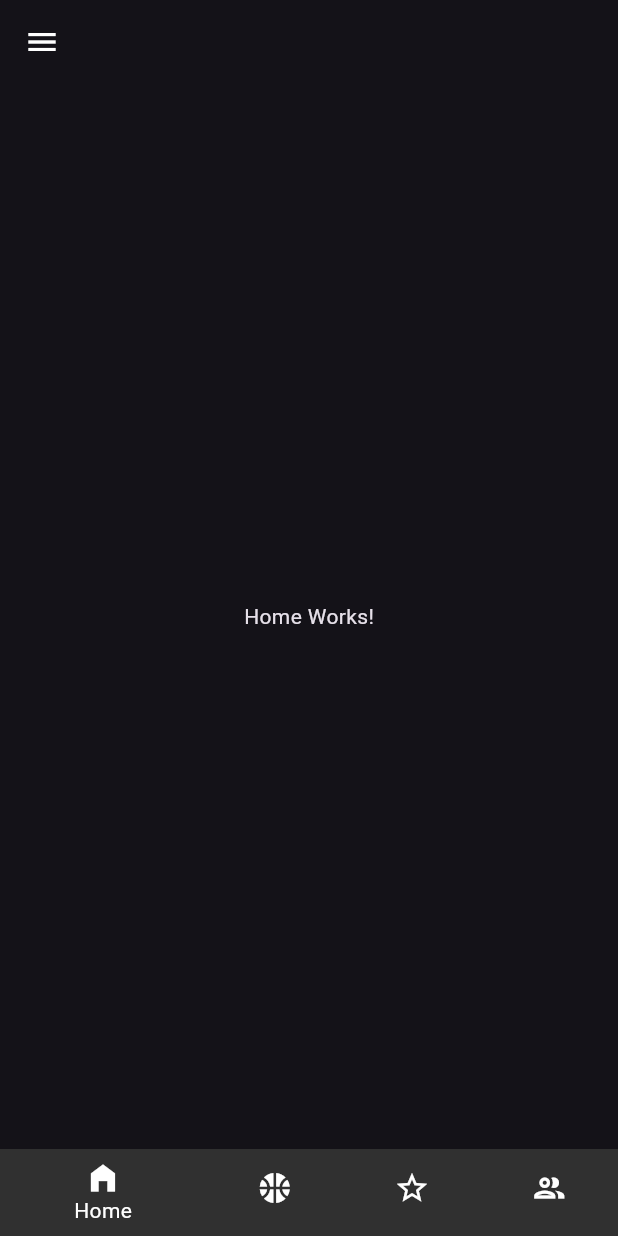
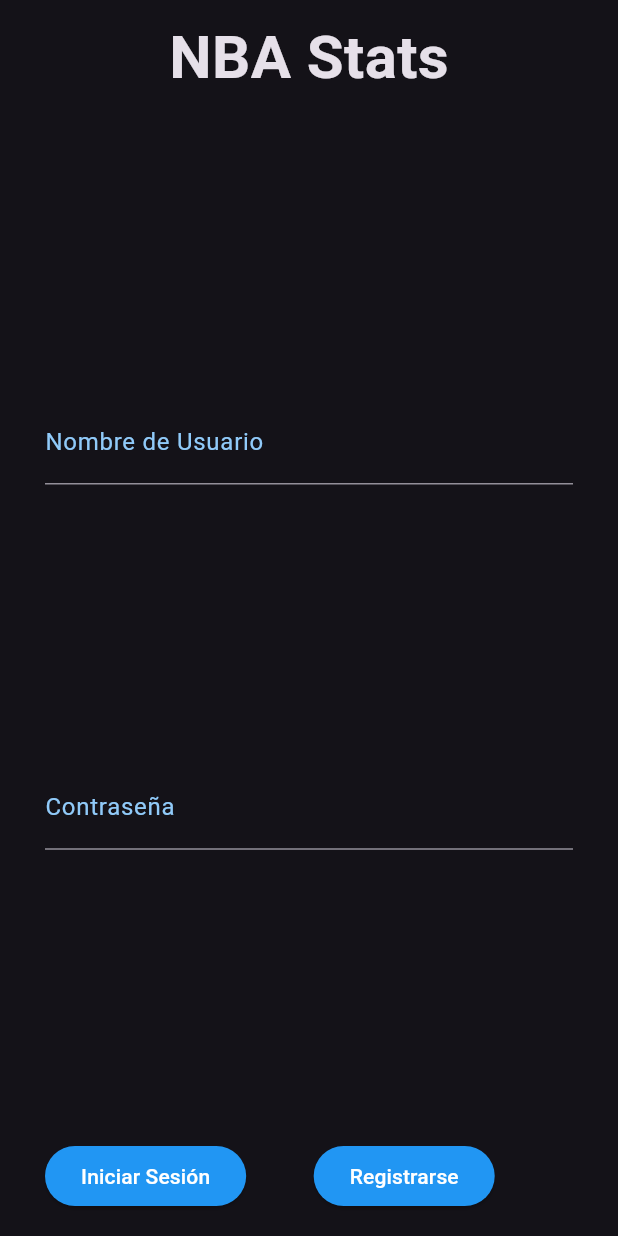
Before and after one commit to Mathias-Veira/NBAStats, a Flutter app: the screen it shows after launch, on a phone screen of 412 x 824 dp. Run offline on Flutter 3.47's test engine with Material 3 defaults, Android fonts, the phone set to English and light mode, and no system bars; our stand-ins replace date_picker_timeline, equatable, flutter_dotenv, shared_preferences.

Commit message:
login y registro

```diff
--- a/nba_stats/lib/main.dart
+++ b/nba_stats/lib/main.dart
@@ -1,23 +1,34 @@
 import 'package:flutter/material.dart';
 import 'package:flutter/services.dart';
 import 'package:nba_stats/view/games_detail.dart';
+import 'package:shared_preferences/shared_preferences.dart';
 
-
+import 'view/login.dart';
 import 'view/main_screen.dart';
 import 'view/playoff_series.dart';
+import 'view/registro.dart';
 import 'view/stats_leaders.dart';
 
-void main()  {
-  runApp(NbaStats());
+Future<void> main() async {
+  WidgetsFlutterBinding.ensureInitialized();
+  final isLogedIn = await obtenerIsLogedIn();
+  runApp(NbaStats(isLogedIn: isLogedIn));
   // Se establece la pantalla del sistema de forma inmersiva
   SystemChrome.setEnabledSystemUIMode(SystemUiMode.immersiveSticky);
   SystemChrome.setSystemUIOverlayStyle(
       const SystemUiOverlayStyle(statusBarColor: Colors.transparent));
 }
 
+Future<bool> obtenerIsLogedIn() async {
+  final prefs = await SharedPreferences.getInstance();
+  return prefs.getBool('isLogedIn') ?? false;
+}
+
 //Clase Principal
 
 class NbaStats extends StatelessWidget {
+  final bool isLogedIn;
+  const NbaStats({super.key, required this.isLogedIn});
   @override
   Widget build(BuildContext context) {
     return MaterialApp(
@@ -27,12 +38,16 @@ class NbaStats extends StatelessWidget {
       title: 'NBA Stats',
       debugShowCheckedModeBanner: false,
       //establecemos la ruta principal
-      initialRoute: '/home',
+      initialRoute: isLogedIn ? '/home': '/login',
       routes: {
         '/home': (BuildContext context) => const MainScreen(),
-        '/game_detail': (BuildContext context) => const game_detail(idPartido: 0,),
-        '/statsLeaders':(BuildContext context) => const stats_leaders(),
-        '/playoffsSeries':(BuildContext context) => const playoff_series(),
+        '/game_detail': (BuildContext context) => const game_detail(
+              idPartido: 0,
+            ),
+        '/statsLeaders': (BuildContext context) => const stats_leaders(),
+        '/playoffsSeries': (BuildContext context) => const playoff_series(),
+        '/login': (BuildContext context) => LoginState(),
+        '/registro': (BuildContext context) => RegistroState(),
       },
     );
   }
--- a/nba_stats/lib/model/usuario.dart
+++ b/nba_stats/lib/model/usuario.dart
@@ -1,19 +1,23 @@
 import 'dart:convert';
+
 //Este método convierte un json en objeto de la clase Usuario
 Usuario usuarioFromJson(String str) => Usuario.fromJson(json.decode(str));
 //Este método convierte un objeto de la clase Usuario a json
 String usuarioToJson(Usuario data) => json.encode(data.toJson());
+
 //Clase usuario
 class Usuario {
   //Atributos
   int usuarioId;
   String nombreUsuario;
   String passwordUsuario;
+  String? correoUsuario;
   //Constructor
   Usuario({
     required this.usuarioId,
     required this.nombreUsuario,
     required this.passwordUsuario,
+    this.correoUsuario
   });
   //Este método permite construir un objeto de la clase Usuario haciendo uso del json
   factory Usuario.fromJson(Map<String, dynamic> json) => Usuario(
--- /dev/null
+++ b/nba_stats/lib/view/login.dart
@@ -0,0 +1,127 @@
+// ignore_for_file: prefer_const_constructors, use_key_in_widget_constructors
+
+import 'package:flutter/cupertino.dart';
+import 'package:flutter/material.dart';
+import 'package:flutter/widgets.dart';
+import 'package:shared_preferences/shared_preferences.dart';
+
+import '../model/usuario.dart';
+
+class LoginState extends StatefulWidget {
+  @override
+  State<StatefulWidget> createState() => Login();
+}
+
+class Login extends State<LoginState> {
+  final keyForm = GlobalKey<FormState>();
+  @override
+  Widget build(BuildContext context) {
+    //Creamos objeto usuario con los datos pasados de la página de registro
+    Usuario? usuario = ModalRoute.of(context)!.settings.arguments as Usuario?;
+
+    return Scaffold(
+      body: Center(
+        child: Padding(
+          padding: const EdgeInsets.symmetric(horizontal: 30),
+          child: Form(
+              key: keyForm,
+              child: Column(
+                children: [
+                  SizedBox( height: 10,),
+                  Center(
+                    child: Text("NBA Stats",style: TextStyle(fontWeight: FontWeight.bold, fontSize: 40),),
+                  ),
+                  SizedBox(height: 200),
+                  Expanded(
+                    child: TextFormField(
+                      validator: (value) {
+                        if (value!.isEmpty) {
+                          return "Campo obligatorio";
+                        }
+
+                        if (value != usuario?.nombreUsuario) {
+                          return "Nombre de Usuario incorrecto";
+                        }
+                        return null;
+                      },
+                      keyboardType: TextInputType.name,
+                      decoration: InputDecoration(
+                          hintText: "Ingresa tu nombre de usuario aquí",
+                          labelText: "Nombre de Usuario",
+                          labelStyle: TextStyle(color: Colors.blue[200]), ),
+                    ),
+                  ),
+                  SizedBox(height: 20,),
+                  Expanded(
+                    child: TextFormField(
+                      validator: (value) {
+                        if (value!.isEmpty) {
+                          return "Campo obligatorio";
+                        }
+
+                        if (value != usuario?.passwordUsuario) {
+                          return "Contraseña incorrecta";
+                        }
+                        return null;
+                      },
+                      obscureText: true,
+                      decoration: InputDecoration(
+                          hintText: "Ingresa tu contraseña aquí",
+                          labelText: "Contraseña",
+                          labelStyle: TextStyle(color: Colors.blue[200])),
+                    ),
+                  ),
+                  SizedBox(height: 10,),
+                  Row(
+                    crossAxisAlignment: CrossAxisAlignment.center,
+                    mainAxisAlignment: MainAxisAlignment.start,
+                    children: [
+                      ElevatedButton(
+                        onPressed: () {
+                          if (keyForm.currentState!.validate()) {
+                            guardarIsLogedInEnSharedPreferences(true);
+                            cambiarPaginaApp(context);
+                          } else {
+                            print("Validación incorrecta");
+                          }
+                        },
+                        style: ElevatedButton.styleFrom(
+                            backgroundColor: Colors.blue,
+                            foregroundColor: Colors.white),
+                        child: Text("Iniciar Sesión"),
+                      ),
+                      SizedBox(
+                        height: 80.0,
+                        width: 45.0,
+                      ),
+                      ElevatedButton(
+                        onPressed: () {
+                          cambiarPagina(context);
+                        },
+                        style: ElevatedButton.styleFrom(
+                            backgroundColor: Colors.blue,
+                            foregroundColor: Colors.white),
+                        child: Text("Registrarse"),
+                      ),
+                    ],
+                  ),
+                ],
+              )),
+        ),
+      ),
+    );
+  }
+
+  cambiarPagina(BuildContext context) {
+    Navigator.of(context).pushNamed('/registro');
+  }
+
+  cambiarPaginaApp(BuildContext context) {
+    Navigator.of(context).pushNamed('/home');
+  }
+
+  void guardarIsLogedInEnSharedPreferences(bool value) async {
+    SharedPreferences prefs = await SharedPreferences.getInstance();
+    prefs.setBool('isLogedIn', value);
+  }
+}
--- a/nba_stats/pubspec.yaml
+++ b/nba_stats/pubspec.yaml
@@ -32,6 +32,7 @@ dependencies:
     sdk: flutter
   date_picker_timeline: ^1.2.6
   flutter_dotenv: ^5.0.2
+  shared_preferences: ^2.2.2
 
 
   # The following adds the Cupertino Icons font to your application.
```
Also changed, not shown: nba_stats/lib/view/registro.dart (added, +146 -0 lines), nba_stats/pubspec.lock, 2 other files.
